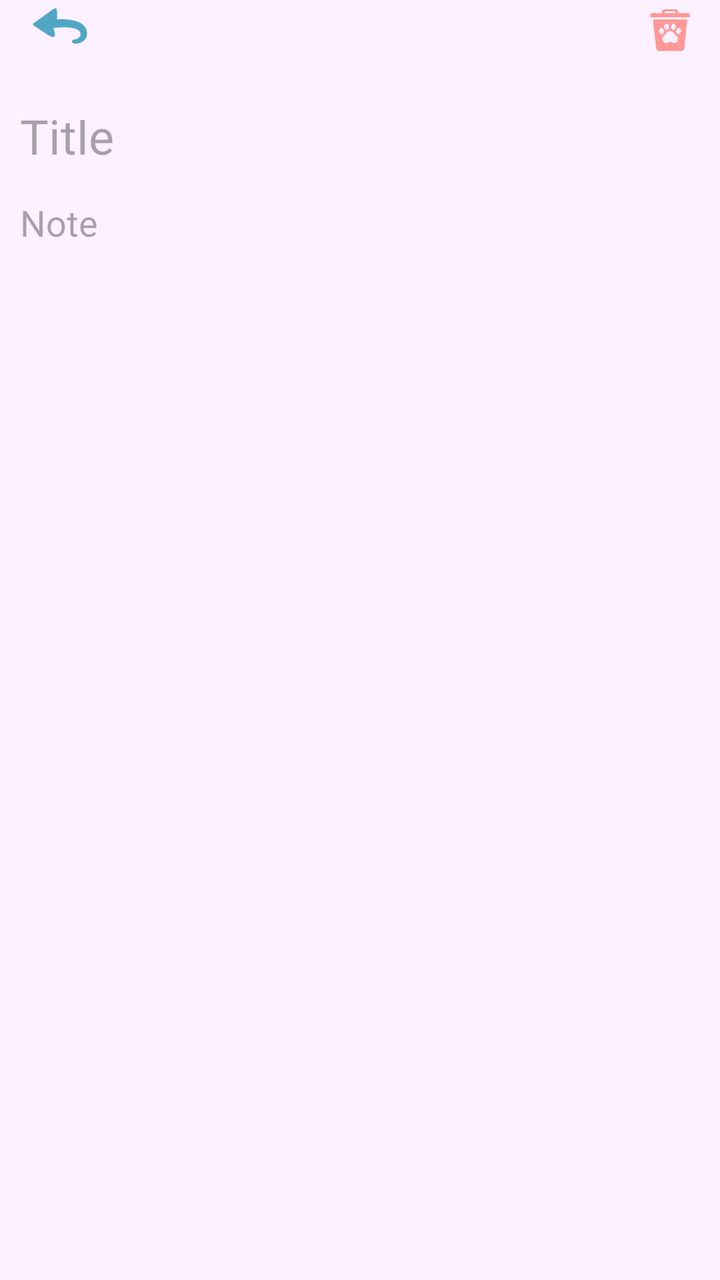
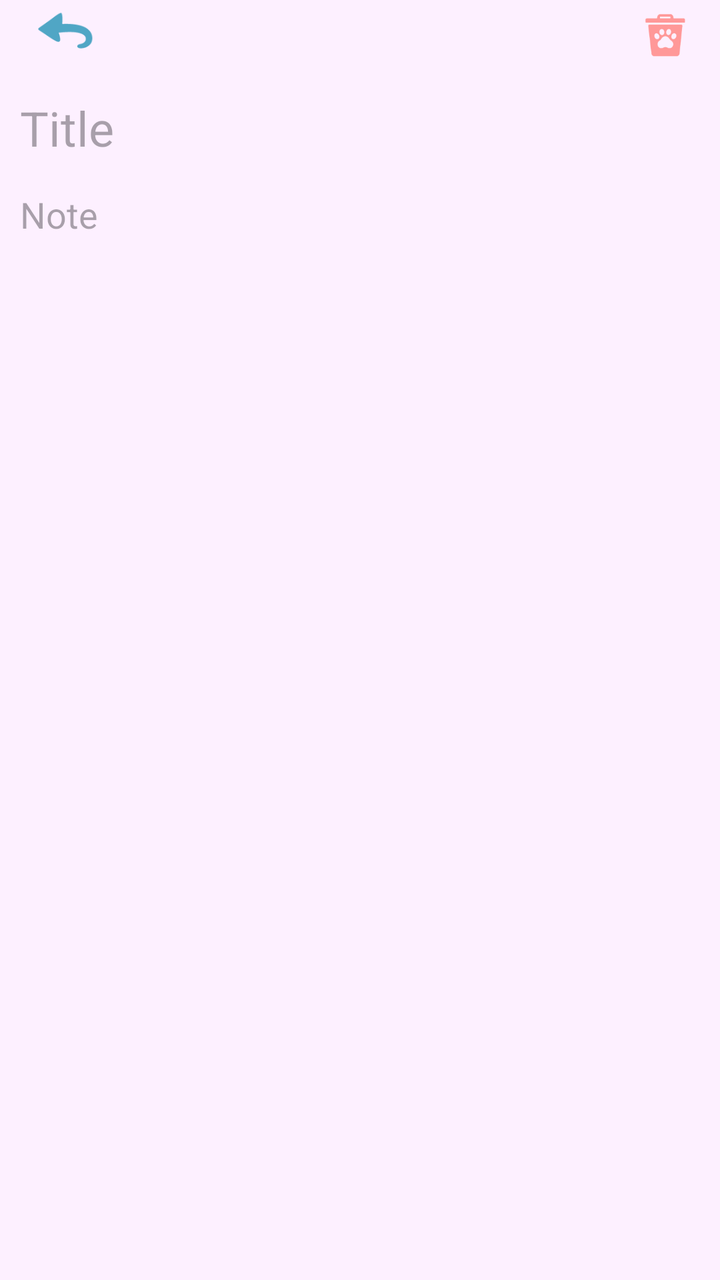

Before-and-after screenshots of an Android layout around one commit, followed by the original layout XML and the change that was made.
<!-- AndroidManifest.xml: application theme Theme.Notes -->
<!-- res/layout/activity_editor.xml -->
<?xml version="1.0" encoding="utf-8"?>
<androidx.constraintlayout.widget.ConstraintLayout xmlns:android="http://schemas.android.com/apk/res/android"
    xmlns:app="http://schemas.android.com/apk/res-auto"
    xmlns:tools="http://schemas.android.com/tools"
    android:id="@+id/main"
    android:layout_width="match_parent"
    android:layout_height="match_parent"
    android:background="@color/background"
    tools:context=".editor.Editor">

    <ImageButton
        android:id="@+id/imageButtonBack"
        android:layout_width="40dp"
        android:layout_height="30dp"
        android:layout_marginStart="10dp"
        android:paddingBottom="5dp"
        android:background="@null"
        android:contentDescription="@string/back"
        android:scaleX="0.9"
        android:scaleY="0.9"
        app:layout_constraintStart_toStartOf="parent"
        app:layout_constraintTop_toTopOf="parent"
        app:srcCompat="@mipmap/back" />

    <ImageButton
        android:id="@+id/imageButtonRemove"
        android:layout_width="30dp"
        android:layout_height="30dp"
        android:layout_marginEnd="10dp"
        android:background="@null"
        android:contentDescription="@string/remove"
        android:scaleX="0.7"
        android:scaleY="0.7"
        app:layout_constraintEnd_toEndOf="parent"
        app:layout_constraintTop_toTopOf="parent"
        app:srcCompat="@mipmap/remove" />

    <FrameLayout
        android:id="@+id/frameLayoutTitle"
        android:layout_width="match_parent"
        android:layout_height="30dp"
        android:background="@color/background"
        app:layout_constraintEnd_toEndOf="parent"
        app:layout_constraintStart_toStartOf="parent"
        app:layout_constraintTop_toBottomOf="@id/imageButtonBack">

    </FrameLayout>

    <EditText
        android:id="@+id/editTextTitle"
        android:layout_width="0dp"
        android:layout_height="24dp"
        android:background="@color/background"
        android:hint="@string/title"
        android:importantForAutofill="no"
        android:inputType="text"
        android:paddingStart="10dp"
        android:paddingEnd="10dp"
        android:text=""
        android:textSize="24sp"
        app:layout_constraintEnd_toEndOf="parent"
        app:layout_constraintStart_toStartOf="parent"
        app:layout_constraintTop_toBottomOf="@+id/frameLayoutTitle"
        tools:ignore="LabelFor" />

    <FrameLayout
        android:id="@+id/frameLayoutNote"
        android:layout_width="match_parent"
        android:layout_height="15dp"
        android:background="@color/background"
        app:layout_constraintEnd_toEndOf="parent"
        app:layout_constraintStart_toStartOf="parent"
        app:layout_constraintTop_toBottomOf="@id/editTextTitle">

    </FrameLayout>

    <ScrollView
        android:id="@+id/scrollView"
        android:layout_width="0dp"
        android:layout_height="0dp"
        android:background="@color/background"
        app:layout_constraintBottom_toTopOf="@id/frameLayoutBottom"
        app:layout_constraintEnd_toEndOf="parent"
        app:layout_constraintHorizontal_bias="1.0"
        app:layout_constraintStart_toStartOf="parent"
        app:layout_constraintTop_toBottomOf="@id/frameLayoutNote"
        app:layout_constraintVertical_bias="1.0">

        <EditText
            android:id="@+id/editTextContent"
            android:layout_width="match_parent"
            android:layout_height="wrap_content"
            android:background="@color/background"
            android:gravity="top"
            android:hint="@string/note"
            android:importantForAutofill="no"
            android:inputType="textMultiLine"
            android:paddingStart="10dp"
            android:paddingEnd="10dp"
            android:scrollbars="vertical"
            android:text=""
            tools:ignore="LabelFor" />
    </ScrollView>

    <FrameLayout
        android:id="@+id/frameLayoutBottom"
        android:layout_width="match_parent"
        android:layout_height="0dp"
        android:background="@color/background"
        app:layout_constraintBottom_toBottomOf="parent"
        app:layout_constraintEnd_toEndOf="parent"
        app:layout_constraintStart_toStartOf="parent">

    </FrameLayout>

</androidx.constraintlayout.widget.ConstraintLayout>
<!-- resources referenced by this layout -->
<resources>
  <color name="background">#FFFDF0FF</color>
  <!-- mipmap back: png bitmap (mipmap-hdpi, 1060 bytes) -->
  <!-- mipmap remove: png bitmap (mipmap-hdpi, 1510 bytes) -->
  <string name="note">Note</string>
  <string name="title">Title</string>
  <style name="Theme.Notes" parent="Base.Theme.Notes" />
  <style name="Base.Theme.Notes" parent="Theme.Material3.DayNight.NoActionBar">
          <item name="android:statusBarColor">@color/background</item>
          <item name="android:navigationBarColor">@color/background</item>
          <item name="android:windowLightStatusBar">true</item>
      </style>
</resources>

<!-- the commit's change to res/layout/activity_editor.xml (unified diff, before → after) -->
@@ -10,8 +10,8 @@
 
     <ImageButton
         android:id="@+id/imageButtonBack"
-        android:layout_width="40dp"
-        android:layout_height="30dp"
+        android:layout_width="45dp"
+        android:layout_height="35dp"
         android:layout_marginStart="10dp"
         android:paddingBottom="5dp"
         android:background="@null"
@@ -24,8 +24,8 @@
 
     <ImageButton
         android:id="@+id/imageButtonRemove"
-        android:layout_width="30dp"
-        android:layout_height="30dp"
+        android:layout_width="35dp"
+        android:layout_height="35dp"
         android:layout_marginEnd="10dp"
         android:background="@null"
         android:contentDescription="@string/remove"
@@ -38,7 +38,7 @@
     <FrameLayout
         android:id="@+id/frameLayoutTitle"
         android:layout_width="match_parent"
-        android:layout_height="30dp"
+        android:layout_height="15dp"
         android:background="@color/background"
         app:layout_constraintEnd_toEndOf="parent"
         app:layout_constraintStart_toStartOf="parent"
@@ -49,7 +49,7 @@
     <EditText
         android:id="@+id/editTextTitle"
         android:layout_width="0dp"
-        android:layout_height="24dp"
+        android:layout_height="30dp"
         android:background="@color/background"
         android:hint="@string/title"
         android:importantForAutofill="no"
